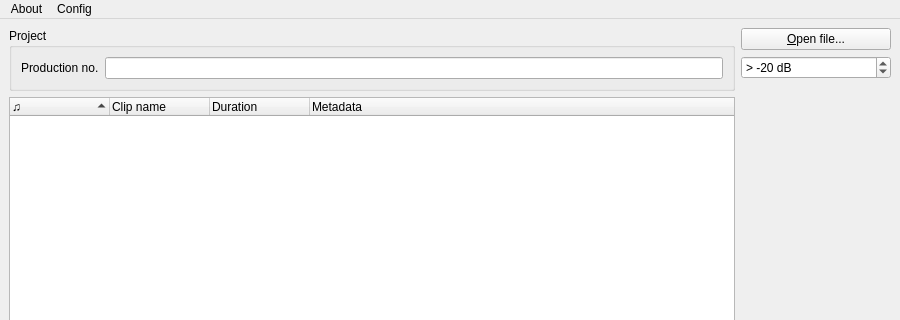
Above: src/gui/pling-plong-odometer.ui from havardgulldahl/pling-plong-odometer before the change; both pictures show x 0 to 900 and y 0 to 320 of the 900 by 697 pixel window. Below: the same form after it.
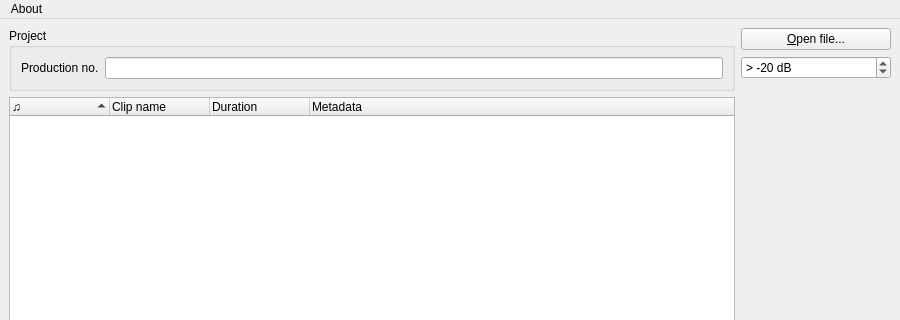
That is the form after the change. Icons and pictures are not drawn.

Commit message: removing useless menu

What changed in the file:
```diff
--- a/src/gui/pling-plong-odometer.ui
+++ b/src/gui/pling-plong-odometer.ui
@@ -396,16 +396,8 @@
     </property>
     <addaction name="actionAbout_Odometer"/>
     <addaction name="actionAbout_Qt"/>
-    <addaction name="actionAbout_Echonest"/>
-   </widget>
-   <widget class="QMenu" name="menuConfig">
-    <property name="title">
-     <string>Config</string>
-    </property>
-    <addaction name="actionConfig"/>
    </widget>
    <addaction name="menu_About"/>
-   <addaction name="menuConfig"/>
   </widget>
   <widget class="QStatusBar" name="statusbar"/>
   <action name="actionAbout_Odometer">
```
